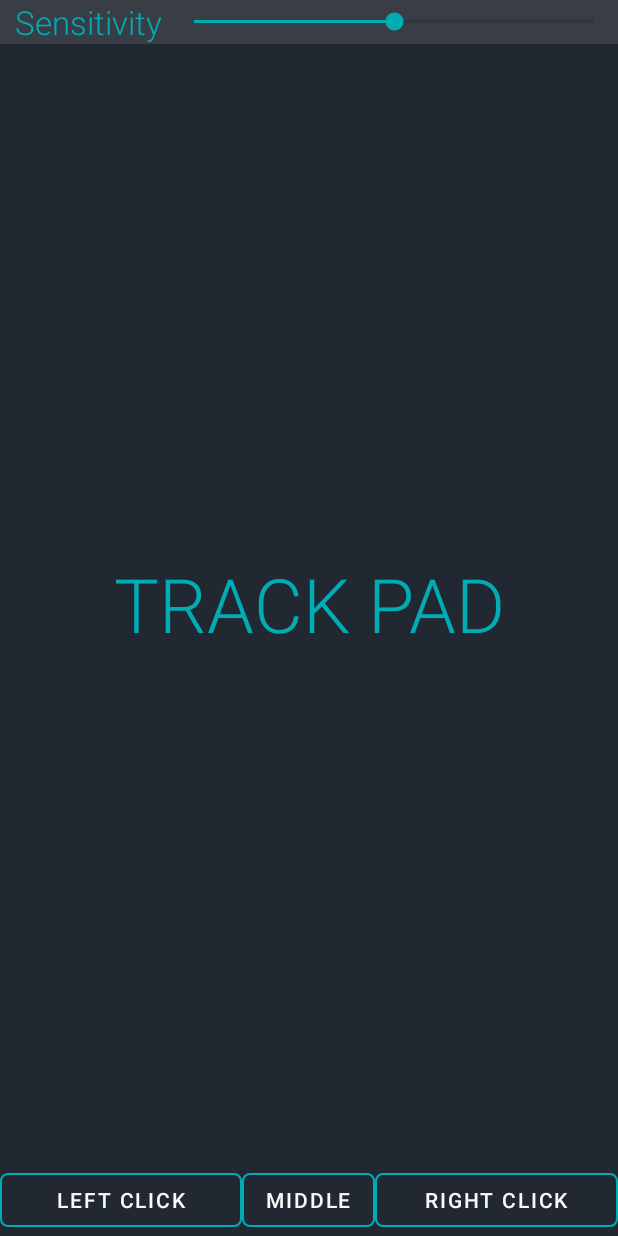
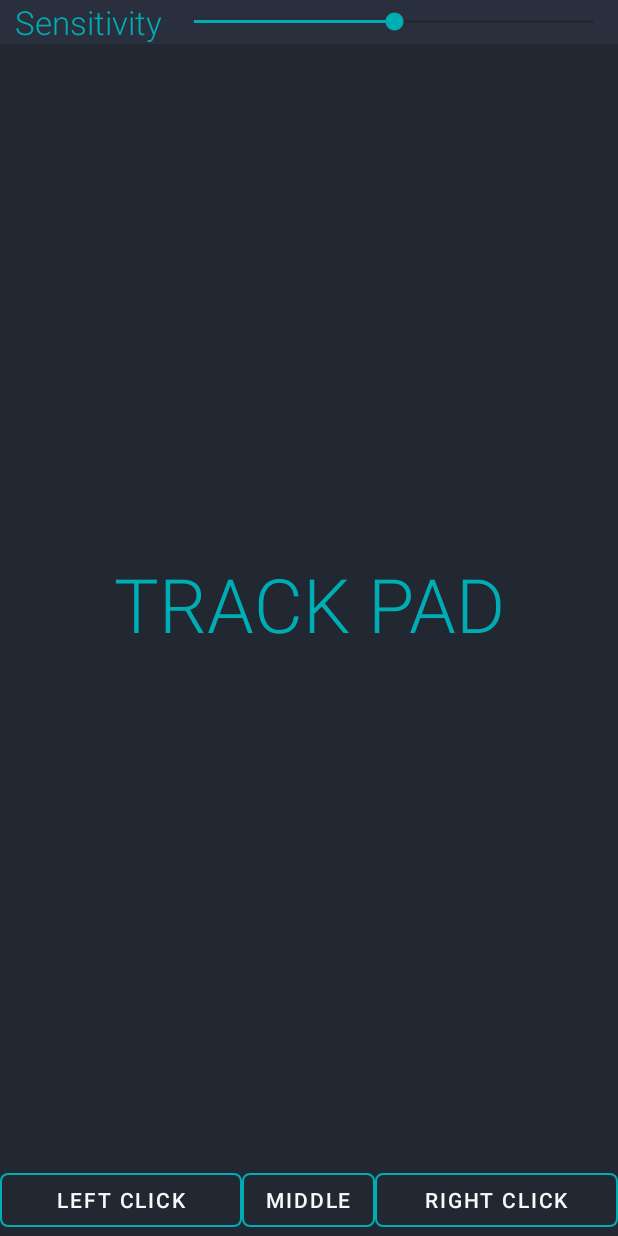
Before and after one commit to xremote/remotex-android, an Android app: the MouseActivity screen opened directly, with no data from a screen before it, on a phone screen of 412 x 824 dp. Run offline under Robolectric (Android 15) with nearby library versions, the phone set to English and light mode, and no system bars; 1 statement that could not run was skipped.

Commit message:
changed mouse sensitivity color

```diff
--- a/app/src/main/res/layout/activity_mouse.xml
+++ b/app/src/main/res/layout/activity_mouse.xml
@@ -19,7 +19,7 @@
             android:layout_width="match_parent"
             android:layout_height="wrap_content"
             android:id="@+id/Sensitivity_layout"
-            android:background="@color/colorPrimary"
+            android:background="@color/colorPrimaryDark2"
             >
             <TextView
                 android:layout_width="wrap_content"
--- a/app/src/main/res/values/colors.xml
+++ b/app/src/main/res/values/colors.xml
@@ -4,6 +4,7 @@
     <color name="colorPrimaryDark">#222831</color>
     <color name="colorAccent">#00ADB5</color>
     <color name="colorAccentDark">#373A6D</color>
+    <color name="colorPrimaryDark2">#292F3C</color>
 
     <color name="colorText">#F8F8F8</color>
     <color name="colorWhite">#FFFFFF</color>
```
